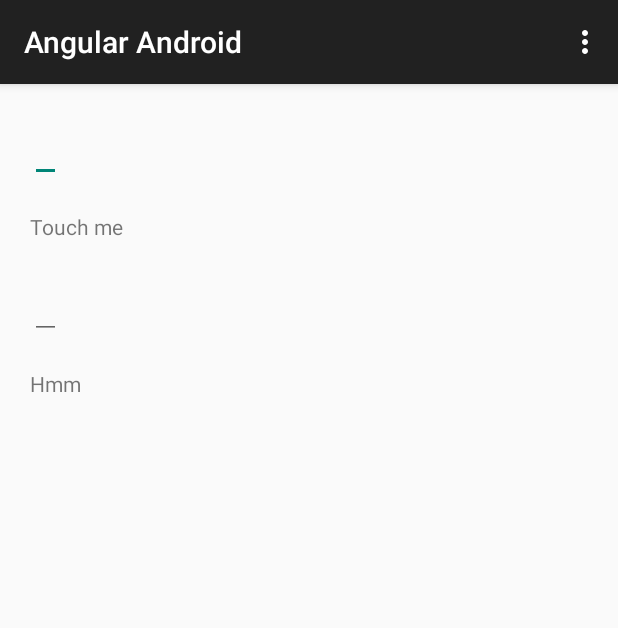
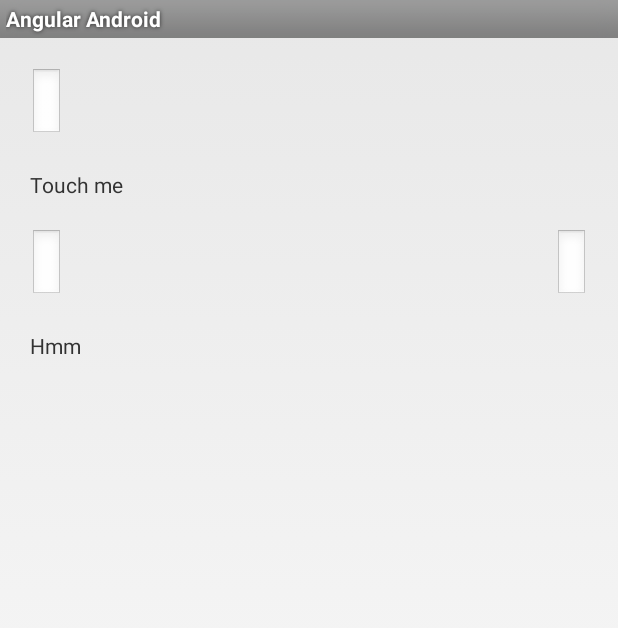
Before and after one commit to tyler-gh/ngAndroid, an Android app: the screen it shows after launch (DemoActivity), on a phone screen of 412 x 824 dp. Shown: the top 628 px of the screen. Run offline under Robolectric (Android 15) with nearby library versions, the phone set to English and light mode, and no system bars; 3 statements that could not run were skipped.

Commit message:
removed app compat

```diff
--- a/app/build.gradle
+++ b/app/build.gradle
@@ -6,7 +6,7 @@ android {
 
     defaultConfig {
         applicationId "com.ngandroid.angularandroid"
-        minSdkVersion 10
+        minSdkVersion 15
         targetSdkVersion 21
         versionCode 1
         versionName "1.0"
@@ -20,7 +20,5 @@ android {
 }
 
 dependencies {
-    compile fileTree(include: ['*.jar'], dir: 'libs')
-    compile 'com.android.support:appcompat-v7:21.0.3'
     compile project(':lib')
 }
--- a/app/src/main/java/com/ngandroid/demo/DemoActivity.java
+++ b/app/src/main/java/com/ngandroid/demo/DemoActivity.java
@@ -1,9 +1,7 @@
 package com.ngandroid.demo;
 
+import android.app.Activity;
 import android.os.Bundle;
-import android.support.v7.app.ActionBarActivity;
-import android.view.Menu;
-import android.view.MenuItem;
 import android.view.View;
 import android.widget.TextView;
 
@@ -11,7 +9,7 @@ import com.ngandroid.demo.models.Input;
 import com.ngandroid.lib.NgAndroid;
 
 
-public class DemoActivity extends ActionBarActivity {
+public class DemoActivity extends Activity {
 
     private Input input;
 
@@ -36,27 +34,4 @@ public class DemoActivity extends ActionBarActivity {
             }
         });
     }
-
-
-    @Override
-    public boolean onCreateOptionsMenu(Menu menu) {
-        // Inflate the menu; this adds items to the action bar if it is present.
-        getMenuInflater().inflate(R.menu.menu_demo, menu);
-        return true;
-    }
-
-    @Override
-    public boolean onOptionsItemSelected(MenuItem item) {
-        // Handle action bar item clicks here. The action bar will
-        // automatically handle clicks on the Home/Up button, so long
-        // as you specify a parent activity in AndroidManifest.xml.
-        int id = item.getItemId();
-
-        //noinspection SimplifiableIfStatement
-        if (id == R.id.action_settings) {
-            return true;
-        }
-
-        return super.onOptionsItemSelected(item);
-    }
 }
--- a/app/src/main/res/layout/activity_demo.xml
+++ b/app/src/main/res/layout/activity_demo.xml
@@ -1,18 +1,16 @@
 <RelativeLayout xmlns:android="http://schemas.android.com/apk/res/android"
     xmlns:ngAndroid="http://schemas.android.com/apk/res-auto"
-    xmlns:tools="http://schemas.android.com/tools"
     android:layout_width="match_parent"
     android:layout_height="match_parent"
-    android:padding="20dp"
-    tools:ignore="MissingPrefix">
+    android:padding="20dp">
 
-    <EditText
+    <android.widget.EditText
         android:id="@+id/editText"
         ngAndroid:ngModel="input.input"
         android:layout_width="wrap_content"
         android:layout_height="wrap_content" />
 
-    <TextView
+    <android.widget.TextView
         android:id="@+id/textView"
         android:layout_alignParentRight="true"
         android:layout_width="wrap_content"
@@ -27,7 +25,7 @@
         android:layout_marginTop="20dp"
         android:text="Touch me"/>
 
-    <EditText
+    <android.widget.EditText
         android:id="@+id/editText2"
         ngAndroid:ngModel="input.test"
         android:layout_width="wrap_content"
@@ -35,7 +33,7 @@
         android:layout_marginTop="20dp"
         android:layout_height="wrap_content" />
 
-    <TextView
+    <android.widget.EditText
         android:id="@+id/textView2"
         android:layout_alignParentRight="true"
         android:layout_width="wrap_content"
@@ -51,4 +49,8 @@
         android:layout_marginTop="20dp"
         android:text="Hmm"/>
 
+    <!--<ScrollView-->
+        <!--android:layout_width="match_parent"-->
+        <!--android:layout_height="wrap_content"></ScrollView>-->
+
 </RelativeLayout>
--- a/app/src/main/res/menu/menu_demo.xml
+++ /dev/null
@@ -1,6 +0,0 @@
-<menu xmlns:android="http://schemas.android.com/apk/res/android"
-    xmlns:app="http://schemas.android.com/apk/res-auto"
-    xmlns:tools="http://schemas.android.com/tools" tools:context=".DemoActivity">
-    <item android:id="@+id/action_settings" android:title="@string/action_settings"
-        android:orderInCategory="100" app:showAsAction="never" />
-</menu>
--- a/app/src/main/res/values/styles.xml
+++ b/app/src/main/res/values/styles.xml
@@ -1,7 +1,7 @@
 <resources>
 
     <!-- Base application theme. -->
-    <style name="AppTheme" parent="Theme.AppCompat.Light.DarkActionBar">
+    <style name="AppTheme" parent="android:Theme.Light">
         <!-- Customize your theme here. -->
     </style>
 
--- a/lib/build.gradle
+++ b/lib/build.gradle
@@ -5,7 +5,7 @@ android {
     buildToolsVersion "20.0.0"
 
     defaultConfig {
-        minSdkVersion 10
+        minSdkVersion 15
         targetSdkVersion 21
         versionCode 1
         versionName "1.0"
@@ -19,6 +19,4 @@ android {
 }
 
 dependencies {
-    compile fileTree(dir: 'libs', include: ['*.jar'])
-    compile 'com.android.support:appcompat-v7:21.0.3'
 }
--- a/lib/src/main/java/com/ngandroid/lib/attacher/AttributeAttacher.java
+++ b/lib/src/main/java/com/ngandroid/lib/attacher/AttributeAttacher.java
@@ -46,6 +46,9 @@ public class AttributeAttacher {
     }
 
     private void apply(View v){
+        System.out.println("/////////////?????????????////////////");
+        System.out.println(attrArray.size());
+        System.out.println("\\\\\\\\\\\\\\\\\\\\\\\\\\\\\\\\\\");
         for(int index = 0; index < attrArray.size(); index++){
             int id = attrArray.keyAt(index);
             TypedArray array = attrArray.get(id);
@@ -54,6 +57,11 @@ public class AttributeAttacher {
                 switch (attr) {
                     case R.styleable.ngAndroid_ngModel:
                         TypedValue vl = new TypedValue();
+                        System.out.println("/////////////////////////////////////");
+                        System.out.println(attr);
+                        System.out.println(R.styleable.ngAndroid_ngModel);
+                        System.out.println(array);
+                        System.out.println("\\\\\\\\\\\\\\\\\\\\\\\\\\\\\\\\\\");
                         array.getValue(R.styleable.ngAndroid_ngModel, vl);
                         String value= vl.string.toString();
                         if (value != null) {
--- a/lib/src/main/java/com/ngandroid/lib/attacher/InflaterFactory.java
+++ b/lib/src/main/java/com/ngandroid/lib/attacher/InflaterFactory.java
@@ -49,6 +49,9 @@ public class InflaterFactory implements LayoutInflater.Factory2, LayoutInflater.
     @TargetApi(Build.VERSION_CODES.HONEYCOMB)
     public View onCreateView(View view, String s, Context context, AttributeSet attributeSet) {
         parseAttributes(context, attributeSet);
+        if(mFactory2 == null){
+            return null;
+        }
         return mFactory2.onCreateView(view,s,context, attributeSet);
     }
 
```
Also changed, not shown: 4 other files.
